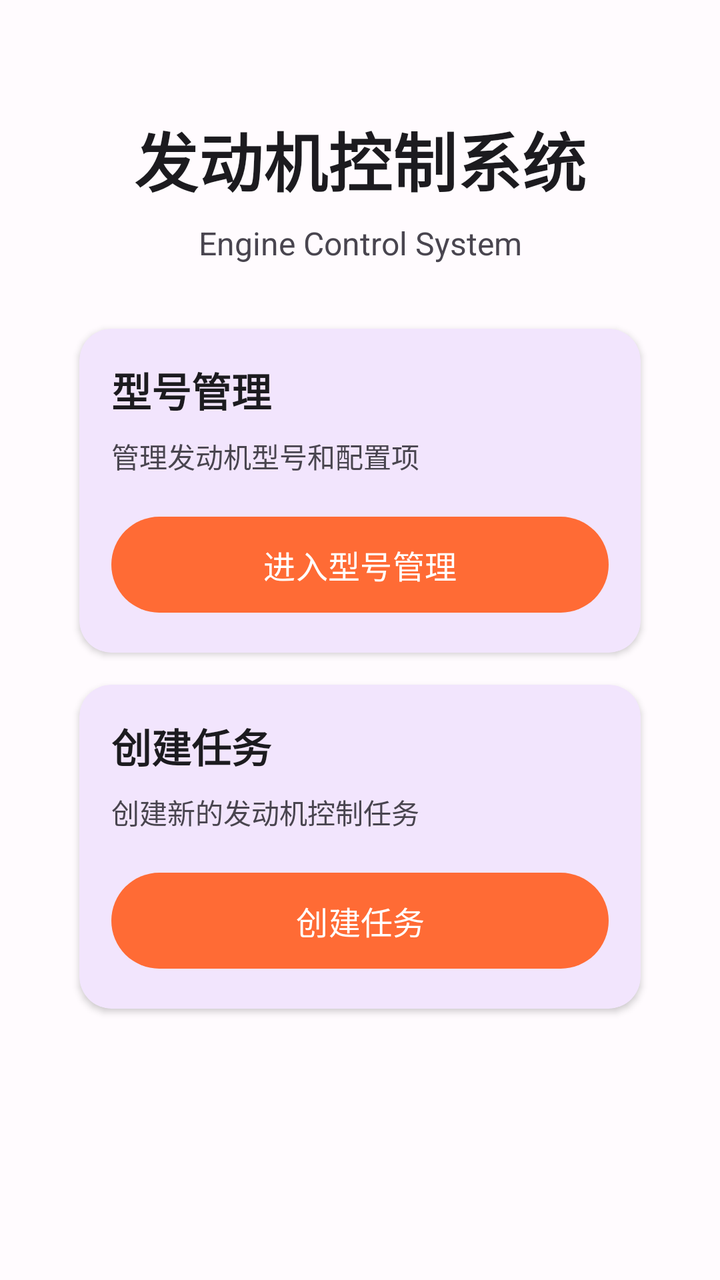
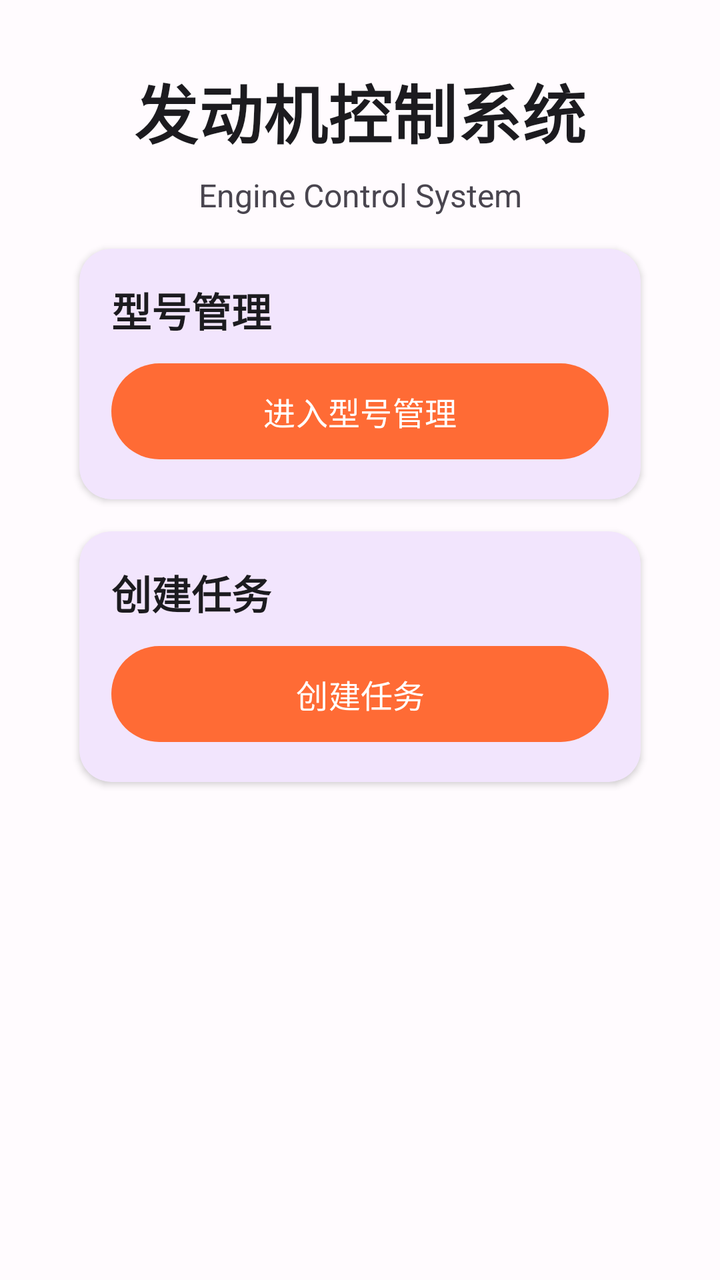

The first picture is an Android layout as it rendered before a commit; the second is the same layout after the commit. The layout source and the unified diff follow.
<!-- AndroidManifest.xml: application theme Theme.DeviceControl -->
<!-- res/layout/activity_main.xml -->
<?xml version="1.0" encoding="utf-8"?>
<androidx.core.widget.NestedScrollView xmlns:android="http://schemas.android.com/apk/res/android"
    xmlns:app="http://schemas.android.com/apk/res-auto"
    xmlns:tools="http://schemas.android.com/tools"
    android:layout_width="match_parent"
    android:layout_height="match_parent"
    android:background="@color/background"
    android:fillViewport="true">

    <androidx.constraintlayout.widget.ConstraintLayout
        android:layout_width="match_parent"
        android:layout_height="wrap_content"
        android:padding="@dimen/spacing_large">

    
    <TextView
        android:id="@+id/tvTitle"
        android:layout_width="wrap_content"
        android:layout_height="wrap_content"
        android:text="发动机控制系统"
        android:textSize="32sp"
        android:textStyle="bold"
        android:textColor="@color/on_background"
        android:fontFamily="sans-serif-medium"
        android:letterSpacing="0.01"
        app:layout_constraintTop_toTopOf="parent"
        app:layout_constraintStart_toStartOf="parent"
        app:layout_constraintEnd_toEndOf="parent"
        android:layout_marginTop="@dimen/spacing_xlarge" />

    
    <TextView
        android:id="@+id/tvSubtitle"
        android:layout_width="wrap_content"
        android:layout_height="wrap_content"
        android:text="Engine Control System"
        android:textSize="16sp"
        android:textColor="@color/text_secondary"
        app:layout_constraintTop_toBottomOf="@id/tvTitle"
        app:layout_constraintStart_toStartOf="parent"
        app:layout_constraintEnd_toEndOf="parent"
        android:layout_marginTop="@dimen/spacing_small" />

    
    <com.google.android.material.card.MaterialCardView
        android:id="@+id/cardModelManagement"
        android:layout_width="0dp"
        android:layout_height="wrap_content"
        android:layout_marginTop="@dimen/spacing_xlarge"
        app:cardCornerRadius="@dimen/card_corner_radius"
        app:cardElevation="@dimen/card_elevation"
        app:strokeWidth="0dp"
        app:layout_constraintTop_toBottomOf="@id/tvSubtitle"
        app:layout_constraintStart_toStartOf="parent"
        app:layout_constraintEnd_toEndOf="parent"
        app:layout_constraintWidth_percent="0.9">

        <LinearLayout
            android:layout_width="match_parent"
            android:layout_height="wrap_content"
            android:orientation="vertical"
            android:padding="@dimen/card_padding">

            <TextView
                android:layout_width="wrap_content"
                android:layout_height="wrap_content"
                android:text="型号管理"
                android:textSize="20sp"
                android:textStyle="bold"
                android:textColor="@color/on_background"
                android:layout_marginBottom="@dimen/spacing_small" />

            <TextView
                android:layout_width="wrap_content"
                android:layout_height="wrap_content"
                android:text="管理发动机型号和配置项"
                android:textSize="14sp"
                android:textColor="@color/text_secondary"
                android:layout_marginBottom="@dimen/spacing_medium" />

            <com.google.android.material.button.MaterialButton
                android:id="@+id/btnModelManagement"
                android:layout_width="match_parent"
                android:layout_height="@dimen/button_height"
                android:text="进入型号管理"
                style="@style/AccentButton" />
        </LinearLayout>
    </com.google.android.material.card.MaterialCardView>

    
    <com.google.android.material.card.MaterialCardView
        android:id="@+id/cardTaskCreate"
        android:layout_width="0dp"
        android:layout_height="wrap_content"
        android:layout_marginTop="@dimen/spacing_medium"
        app:cardCornerRadius="@dimen/card_corner_radius"
        app:cardElevation="@dimen/card_elevation"
        app:strokeWidth="0dp"
        app:layout_constraintTop_toBottomOf="@id/cardModelManagement"
        app:layout_constraintStart_toStartOf="parent"
        app:layout_constraintEnd_toEndOf="parent"
        app:layout_constraintWidth_percent="0.9">

        <LinearLayout
            android:layout_width="match_parent"
            android:layout_height="wrap_content"
            android:orientation="vertical"
            android:padding="@dimen/card_padding">

            <TextView
                android:layout_width="wrap_content"
                android:layout_height="wrap_content"
                android:text="创建任务"
                android:textSize="20sp"
                android:textStyle="bold"
                android:textColor="@color/on_background"
                android:layout_marginBottom="@dimen/spacing_small" />

            <TextView
                android:layout_width="wrap_content"
                android:layout_height="wrap_content"
                android:text="创建新的发动机控制任务"
                android:textSize="14sp"
                android:textColor="@color/text_secondary"
                android:layout_marginBottom="@dimen/spacing_medium" />

            <com.google.android.material.button.MaterialButton
                android:id="@+id/btnTaskCreate"
                android:layout_width="match_parent"
                android:layout_height="@dimen/button_height"
                android:text="创建任务"
                style="@style/AccentButton" />
        </LinearLayout>
    </com.google.android.material.card.MaterialCardView>

    
    <com.google.android.material.card.MaterialCardView
        android:id="@+id/cardTaskControl"
        android:layout_width="0dp"
        android:layout_height="wrap_content"
        android:layout_marginTop="@dimen/spacing_medium"
        android:visibility="gone"
        app:cardCornerRadius="@dimen/card_corner_radius"
        app:cardElevation="@dimen/card_elevation"
        app:strokeWidth="0dp"
        app:layout_constraintTop_toBottomOf="@id/cardTaskCreate"
        app:layout_constraintStart_toStartOf="parent"
        app:layout_constraintEnd_toEndOf="parent"
        app:layout_constraintWidth_percent="0.9">

        <LinearLayout
            android:layout_width="match_parent"
            android:layout_height="wrap_content"
            android:orientation="vertical"
            android:padding="@dimen/card_padding">

            <TextView
                android:layout_width="wrap_content"
                android:layout_height="wrap_content"
                android:text="任务控制"
                android:textSize="20sp"
                android:textStyle="bold"
                android:textColor="@color/on_background"
                android:layout_marginBottom="@dimen/spacing_small" />

            <TextView
                android:layout_width="wrap_content"
                android:layout_height="wrap_content"
                android:text="执行和控制发动机任务"
                android:textSize="14sp"
                android:textColor="@color/text_secondary"
                android:layout_marginBottom="@dimen/spacing_medium" />

            <com.google.android.material.button.MaterialButton
                android:id="@+id/btnTaskControl"
                android:layout_width="match_parent"
                android:layout_height="@dimen/button_height"
                android:text="任务控制"
                style="@style/AccentButton" />
        </LinearLayout>
    </com.google.android.material.card.MaterialCardView>

    </androidx.constraintlayout.widget.ConstraintLayout>
</androidx.core.widget.NestedScrollView>
<!-- resources referenced by this layout -->
<resources>
  <color name="background">#FFFBFE</color>
  <color name="on_background">#1C1B1F</color>
  <color name="text_secondary">#49454F</color>
  <dimen name="button_height">56dp</dimen>
  <dimen name="card_corner_radius">16dp</dimen>
  <dimen name="card_elevation">2dp</dimen>
  <dimen name="card_padding">16dp</dimen>
  <dimen name="spacing_large">24dp</dimen>
  <dimen name="spacing_medium">16dp</dimen>
  <dimen name="spacing_small">8dp</dimen>
  <dimen name="spacing_xlarge">32dp</dimen>
  <style name="AccentButton" parent="PrimaryButton">
          <item name="backgroundTint">@color/accent_orange</item>
          <item name="android:textColor">@color/on_accent_orange</item>
      </style>
  <style name="Theme.DeviceControl" parent="Theme.Material3.DayNight.NoActionBar">
          <item name="colorPrimary">@color/purple_500</item>
          <item name="colorOnPrimary">@color/white</item>
          <item name="android:statusBarColor">@color/purple_500</item>
          <item name="android:windowLightStatusBar">false</item>
      </style>
  <style name="PrimaryButton" parent="Widget.Material3.Button">
          <item name="android:layout_height">@dimen/button_height</item>
          <item name="android:minHeight">@dimen/button_height</item>
          <item name="cornerRadius">@dimen/button_corner_radius</item>
          <item name="android:textAllCaps">false</item>
          <item name="android:textSize">16sp</item>
          <item name="android:fontFamily">sans-serif-medium</item>
      </style>
  <color name="accent_orange">#FF6B35</color>
  <color name="on_accent_orange">#FFFFFF</color>
  <color name="purple_500">#6200EE</color>
  <color name="white">#FFFFFF</color>
  <dimen name="button_corner_radius">28dp</dimen>
</resources>

<!-- the commit's change to res/layout/activity_main.xml (unified diff, before → after) -->
@@ -10,7 +10,8 @@
     <androidx.constraintlayout.widget.ConstraintLayout
         android:layout_width="match_parent"
         android:layout_height="wrap_content"
-        android:padding="@dimen/spacing_large">
+        android:paddingHorizontal="@dimen/spacing_large"
+        android:paddingVertical="@dimen/spacing_medium">
 
     
     <TextView
@@ -26,7 +27,7 @@
         app:layout_constraintTop_toTopOf="parent"
         app:layout_constraintStart_toStartOf="parent"
         app:layout_constraintEnd_toEndOf="parent"
-        android:layout_marginTop="@dimen/spacing_xlarge" />
+        android:layout_marginTop="@dimen/spacing_medium" />
 
     
     <TextView
@@ -46,7 +47,7 @@
         android:id="@+id/cardModelManagement"
         android:layout_width="0dp"
         android:layout_height="wrap_content"
-        android:layout_marginTop="@dimen/spacing_xlarge"
+        android:layout_marginTop="@dimen/spacing_medium"
         app:cardCornerRadius="@dimen/card_corner_radius"
         app:cardElevation="@dimen/card_elevation"
         app:strokeWidth="0dp"
@@ -75,6 +76,7 @@
                 android:layout_height="wrap_content"
                 android:text="管理发动机型号和配置项"
                 android:textSize="14sp"
+                android:visibility="gone"
                 android:textColor="@color/text_secondary"
                 android:layout_marginBottom="@dimen/spacing_medium" />
 
@@ -121,6 +123,7 @@
                 android:layout_height="wrap_content"
                 android:text="创建新的发动机控制任务"
                 android:textSize="14sp"
+                android:visibility="gone"
                 android:textColor="@color/text_secondary"
                 android:layout_marginBottom="@dimen/spacing_medium" />
 
<!-- resource entries referenced after the edit -->
@@ -10,7 +10,6 @@
   <dimen name="spacing_large">24dp</dimen>
   <dimen name="spacing_medium">16dp</dimen>
   <dimen name="spacing_small">8dp</dimen>
-  <dimen name="spacing_xlarge">32dp</dimen>
   <style name="AccentButton" parent="PrimaryButton">
           <item name="backgroundTint">@color/accent_orange</item>
           <item name="android:textColor">@color/on_accent_orange</item>
